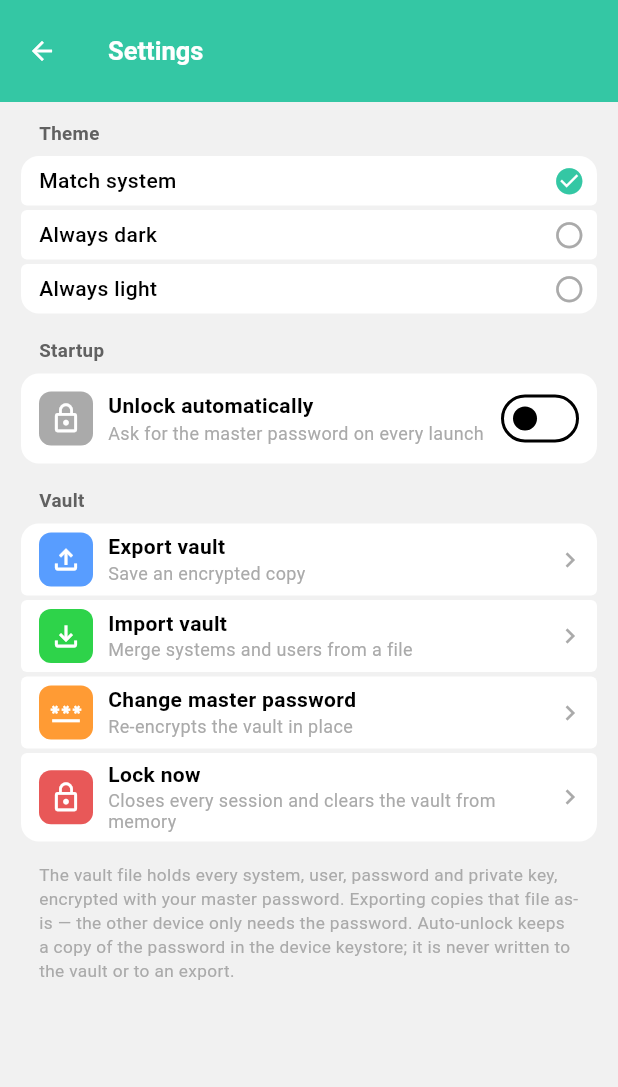
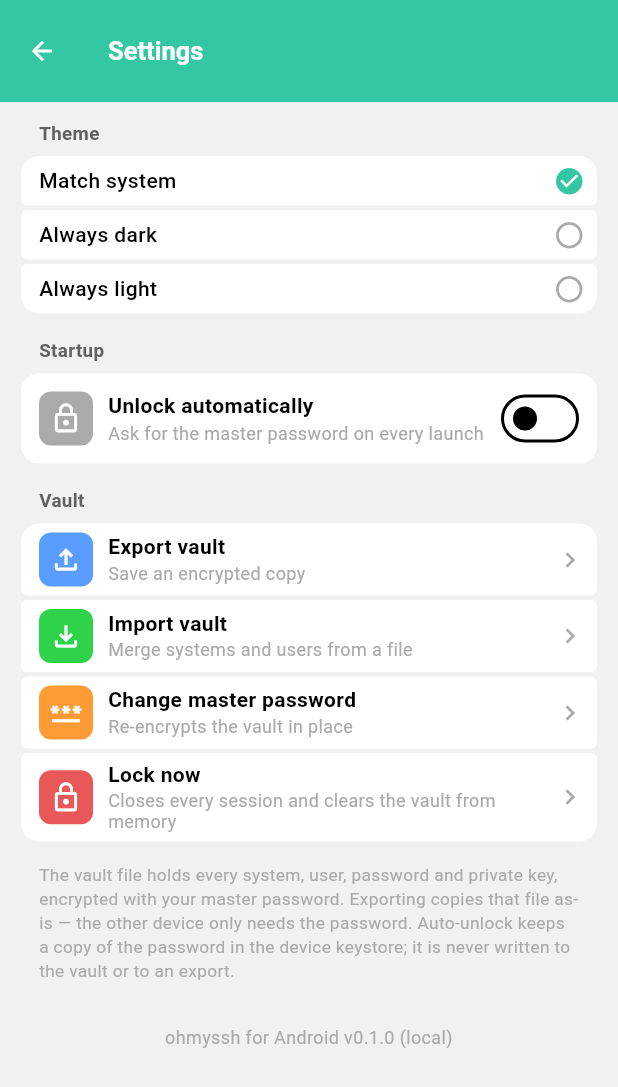
Before and after one commit to apfxtech/OhMySSH, a Flutter app: the SettingsPage screen opened directly with empty values, on a phone screen of 412 x 824 dp. Shown: the top 1087 px of the screen. Run offline on Flutter 3.47's test engine with Material 3 defaults, Android fonts, the phone set to English and light mode, and no system bars; our stand-ins replace file_picker, flutter_secure_storage, flutter_svg, package_info_plus, shared_preferences; missing offline and left inert: cryptography, dartssh2, file_saver, flutter_foreground_task, xterm; accounts and stored records are empty.

Commit message:
SFTP action buttons float; build label in settings
The counts row between the breadcrumbs and the listing is gone — the section
headers already say how many folders and files there are — and its three
actions now sit as a column of small floating buttons over the listing.
The list gets bottom padding so the last card stays reachable.

AppVersionLabel is ported from qUnleashed and sits at the bottom of settings:
"ohmyssh for macOS v0.1.0 (local)". The release scripts pass the tag through
--dart-define=OHMYSSH_RELEASE_TAG, so a build from a tag names its channel and
anything else says local.

Co-Authored-By: Claude Opus 5 (1M context) <noreply@anthropic.com>

```diff
--- a/lib/pages/settings/page.dart
+++ b/lib/pages/settings/page.dart
@@ -12,6 +12,7 @@ import '../../data/vault.dart';
 import '../../services/log.dart';
 import '../../ssh/manager.dart';
 import '../../theme/theme.dart';
+import '../../widgets/app_version.dart';
 import '../../widgets/fields.dart';
 import '../../widgets/password_prompt.dart';
 
@@ -174,6 +175,10 @@ class _SettingsPageState extends State<SettingsPage> {
                 ),
               ),
             ),
+
+            const SizedBox(height: 18),
+            const AppVersionLabel(),
+            const SizedBox(height: 10),
           ],
         ),
       ),
--- /dev/null
+++ b/lib/widgets/app_version.dart
@@ -0,0 +1,65 @@
+import 'dart:io';
+
+import 'package:flutter/material.dart';
+import 'package:package_info_plus/package_info_plus.dart';
+
+import '../theme/theme.dart';
+
+/// The release scripts pass the git tag through
+/// `--dart-define=OHMYSSH_RELEASE_TAG`.
+class AppVersionLabel extends StatelessWidget {
+  const AppVersionLabel({super.key});
+
+  static const _releaseTag = String.fromEnvironment('OHMYSSH_RELEASE_TAG');
+
+  static final Future<PackageInfo> _packageInfo = PackageInfo.fromPlatform();
+
+  static String get _platformName {
+    if (Platform.isAndroid) return 'Android';
+    if (Platform.isIOS) return 'iOS';
+    if (Platform.isMacOS) return 'macOS';
+    if (Platform.isWindows) return 'Windows';
+    if (Platform.isLinux) return 'Linux';
+    return Platform.operatingSystem;
+  }
+
+  static String? get _releaseType {
+    if (_releaseTag.isEmpty) return 'local';
+    // Only a prefixed tag carries a channel: "alpha-0.2.0" is alpha; a bare
+    // "0.2.0" or "v0.2.0" is a plain release.
+    final match = RegExp(
+      r'^([A-Za-z][A-Za-z0-9]*)-v?[0-9]',
+    ).firstMatch(_releaseTag);
+    return match?.group(1);
+  }
+
+  static String _versionText(String version) {
+    final type = _releaseType;
+    final suffix = type == null ? '' : ' ($type)';
+    return 'ohmyssh for $_platformName v$version$suffix';
+  }
+
+  @override
+  Widget build(BuildContext context) {
+    final colors = context.appColors;
+    return FutureBuilder<PackageInfo>(
+      future: _packageInfo,
+      builder: (context, snapshot) {
+        final info = snapshot.data;
+        if (info == null) return const SizedBox.shrink();
+        return Padding(
+          padding: const EdgeInsets.only(top: 12),
+          child: Text(
+            _versionText(info.version),
+            textAlign: TextAlign.center,
+            style: TextStyle(
+              color: colors.textMuted,
+              fontSize: 12,
+              height: 1.2,
+            ),
+          ),
+        );
+      },
+    );
+  }
+}
--- a/pubspec.yaml
+++ b/pubspec.yaml
@@ -30,6 +30,9 @@ dependencies:
   # libsecret; unavailable platforms just refuse the toggle.
   flutter_secure_storage: ^10.3.1
 
+  # Reads the bundle version back out for the build label in settings.
+  package_info_plus: ^8.1.0
+
 dev_dependencies:
   flutter_test:
     sdk: flutter
```
Also changed, not shown: lib/pages/session/sftp_view.dart (+78 -41 lines), pubspec.lock, 2 other files.
